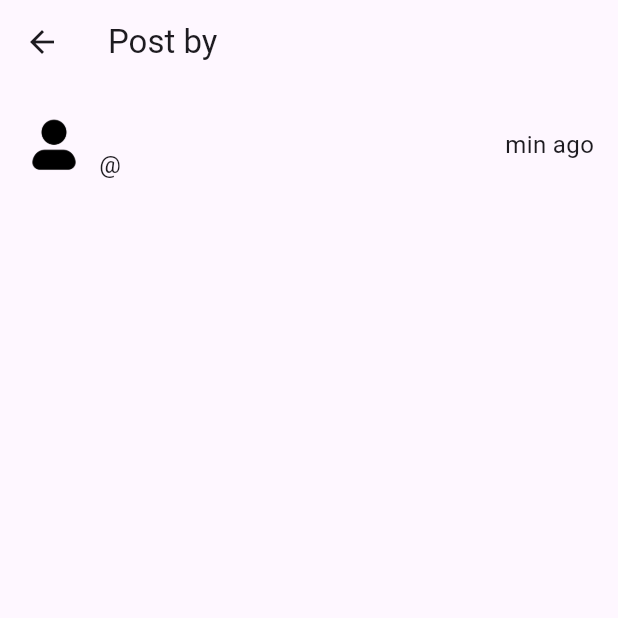
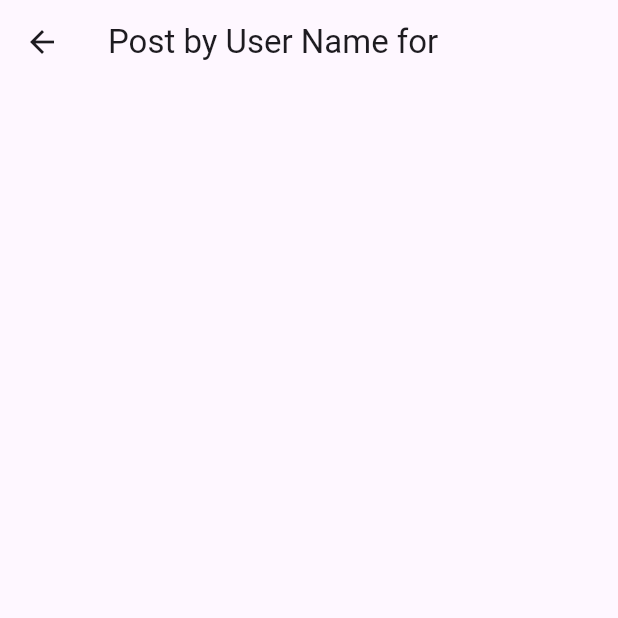
Before and after one commit to PrathamBhavsar/assignment_web_app, a Flutter app: the PostDetailScreen screen opened directly with empty values, on a phone screen of 412 x 824 dp, the top half of it. Run offline on Flutter 3.47's test engine with Material 3 defaults, Android fonts, the phone set to English and light mode, and no system bars; our stand-ins replace firebase_core, go_router; accounts and stored records are empty.

Commit message:
navigation via custom postId

```diff
--- a/lib/post_detail_screen.dart
+++ b/lib/post_detail_screen.dart
@@ -3,6 +3,7 @@ import 'package:flutter/material.dart';
 class PostDetailScreen extends StatefulWidget {
   const PostDetailScreen({
     super.key,
+    required this.postId, // Add postId as a parameter
     required this.userName,
     required this.userAccount,
     required this.time,
@@ -11,6 +12,7 @@ class PostDetailScreen extends StatefulWidget {
     required this.toggleisLiked,
   });
 
+  final String postId; // New parameter for postId
   final String userName;
   final String userAccount;
   final String time;
@@ -23,48 +25,60 @@ class PostDetailScreen extends StatefulWidget {
 }
 
 class _PostDetailScreenState extends State<PostDetailScreen> {
+  late String userName;
+  late String userAccount;
+  late String time;
+  late Widget postContent;
+  late bool isLiked;
+
+  @override
+  void initState() {
+    super.initState();
+
+    // Retrieve the post details based on postId
+    _loadPostDetails();
+  }
+
+  void _loadPostDetails() {
+    // Fetch the post details based on the postId
+    // This could be from a local database, an API, or hardcoded for now
+    // Example: Assuming you have a function to get post details
+    Map<String, dynamic> postDetails = getPostDetailsById(widget.postId);
+
+    userName = postDetails['userName'] ?? 'Unknown User';
+    userAccount = postDetails['userAccount'] ?? 'unknown_account';
+    time = postDetails['time'] ?? 'N/A';
+    postContent = postDetails['postContent'] ?? Text('No content available.');
+    isLiked = postDetails['isLiked'] ?? false;
+  }
+
   @override
   Widget build(BuildContext context) {
     return Scaffold(
       appBar: AppBar(
-        title: Text('Post by ${widget.userName}'),
+        title: Text('Post by $userName'),
       ),
       body: Padding(
         padding: const EdgeInsets.all(16.0),
         child: Column(
           crossAxisAlignment: CrossAxisAlignment.start,
           children: [
-            Row(
-              children: [
-                Container(
-                  height: 40,
-                  decoration: BoxDecoration(shape: BoxShape.circle),
-                  child: Image.asset('assets/profile.png'),
-                ),
-                SizedBox(width: 10),
-                Column(
-                  crossAxisAlignment: CrossAxisAlignment.start,
-                  children: [
-                    Text(
-                      widget.userName,
-                      style: TextStyle(
-                        fontSize: 18,
-                        fontWeight: FontWeight.bold,
-                      ),
-                    ),
-                    Text('@${widget.userAccount}',
-                        style: TextStyle(fontSize: 16)),
-                  ],
-                ),
-                Spacer(),
-                Text('${widget.time} min ago', style: TextStyle(fontSize: 16)),
-              ],
-            ),
-            SizedBox(height: 20),
-            Expanded(child: widget.postContent),
+            // Rest of your UI using userName, userAccount, time, and postContent
           ],
         ),
       ),
     );
   }
+
+  // Mock function to get post details by postId
+  Map<String, dynamic> getPostDetailsById(String postId) {
+    // This is just a placeholder. Replace this with your actual data fetching logic.
+    return {
+      'userName': 'User Name for $postId',
+      'userAccount': 'user_account_for_$postId',
+      'time': '5 min ago',
+      'postContent': Text('Content for post $postId'),
+      'isLiked': false,
+    };
+  }
 }
--- a/lib/text_posts.dart
+++ b/lib/text_posts.dart
@@ -25,7 +25,7 @@ class _TextPostsPageState extends State<TextPostsPage> {
       child: ListView.builder(
         itemCount: isLikedList.length,
         itemBuilder: (context, index) {
-          // Create a unique postId for each post, e.g., using the index
+          // Create a unique postId for each post
           String postId = 'post_$index';
 
           return PostWidget(
```
Also changed, not shown: lib/main.dart (+23 -6 lines), lib/post_widget.dart (+13 -2 lines).
